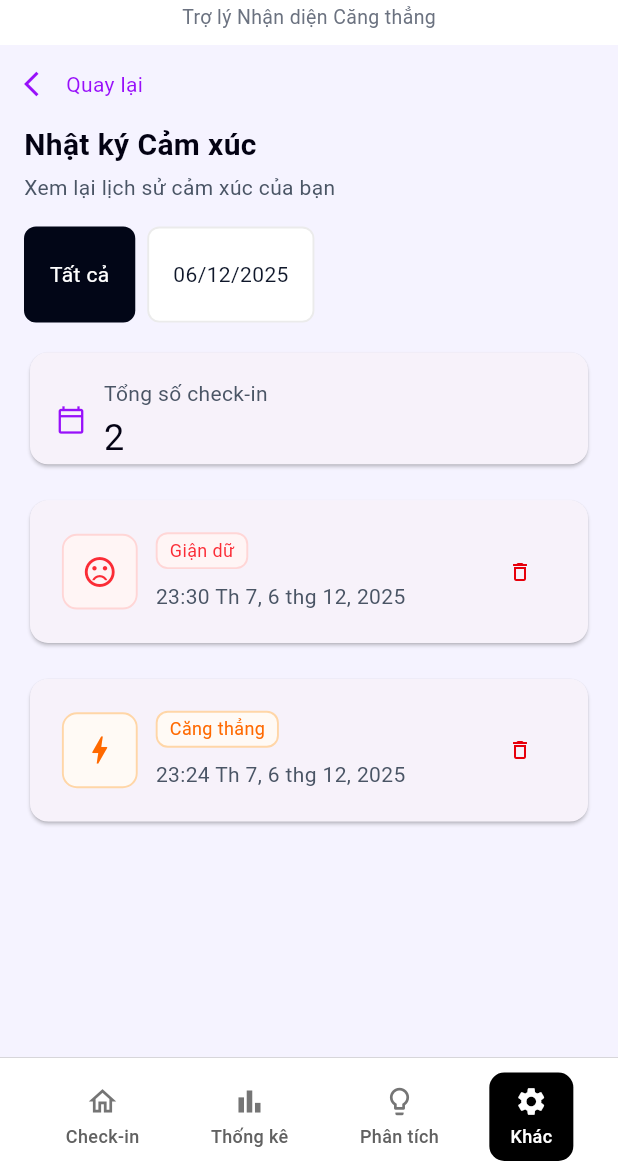
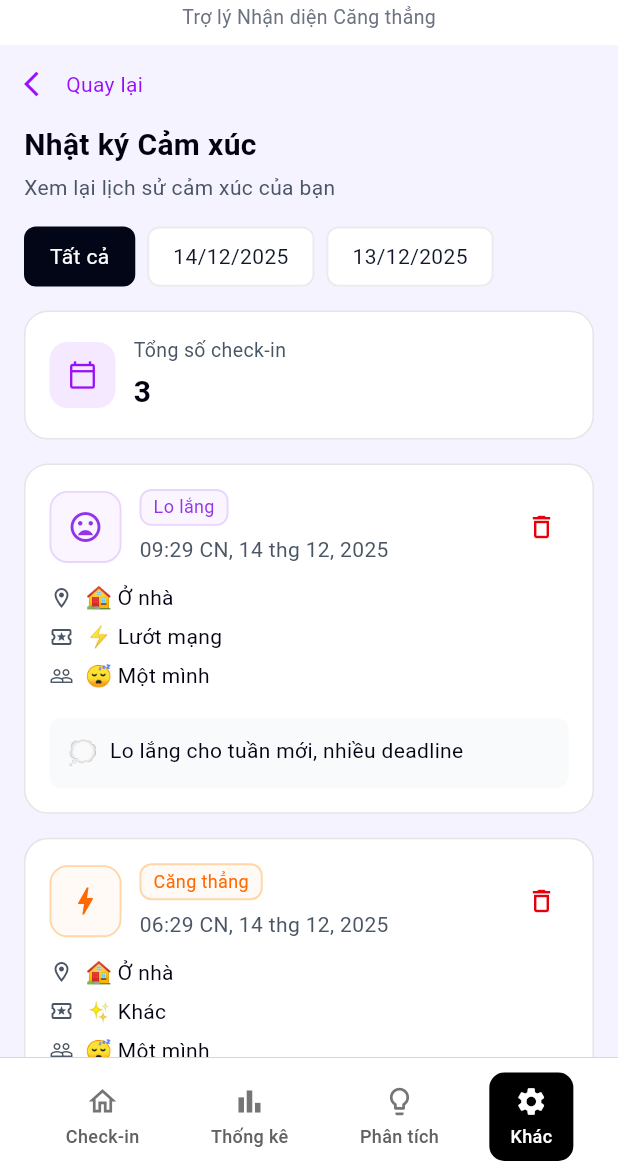
Before and after one commit to TTA0851237295/Mobile_App_CSE441, a Flutter app: the JournalScreen screen opened by its route, on a phone screen of 412 x 824 dp, the part 60-1236 px from its top. Run offline on Flutter 3.47's test engine with Material 3 defaults, Android fonts, the phone set to English and light mode, and no system bars; our stand-ins replace fl_chart.

Commit message:
[Fix] Fix design Journal Screen

```diff
--- a/lib/main.dart
+++ b/lib/main.dart
@@ -2,8 +2,6 @@ import 'package:flutter/material.dart';
 // import 'package:provider/provider.dart'; // TODO: Uncomment when using MultiProvider
 import 'screens/user/journal_screen.dart';
 import 'screens/user/more_screen.dart';
-import '/screens/user/insight.dart';
-import '/screens/user/dashboard_screen.dart';
 import '/widgets/app_shell.dart';
 
 
--- a/lib/models/check_in.dart
+++ b/lib/models/check_in.dart
@@ -7,6 +7,9 @@ class CheckIn {
   final DateTime timestamp;
   final String? note;
   final List<String>? tags;
+  final String? location;
+  final String? activity;
+  final String? people;
 
   CheckIn({
     required this.id,
@@ -15,6 +18,9 @@ class CheckIn {
     required this.timestamp,
     this.note,
     this.tags,
+    this.location,
+    this.activity,
+    this.people,
   });
 
   factory CheckIn.fromJson(Map<String, dynamic> json) {
@@ -25,6 +31,9 @@ class CheckIn {
       timestamp: DateTime.parse(json['timestamp']),
       note: json['note'],
       tags: json['tags'] != null ? List<String>.from(json['tags']) : null,
+      location: json['location'],
+      activity: json['activity'],
+      people: json['people'],
     );
   }
 
@@ -36,12 +45,24 @@ class CheckIn {
       'timestamp': timestamp.toIso8601String(),
       'note': note,
       'tags': tags,
+      'location': location,
+      'activity': activity,
+      'people': people,
     };
   }
 
   // Helper để lấy màu theo cảm xúc
   static EmotionStyle getEmotionStyle(String emotion) {
     switch (emotion.toLowerCase()) {
+      case 'lo lắng':
+      case 'anxious':
+      case 'worried':
+        return EmotionStyle(
+          label: 'Lo lắng',
+          color: const Color(0xFF9333EA),
+          backgroundColor: const Color(0xFFFAF5FF),
+          borderColor: const Color(0xFFE9D5FF),
+        );
       case 'giận dữ':
       case 'angry':
         return EmotionStyle(
@@ -60,8 +81,9 @@ class CheckIn {
         );
       case 'vui vẻ':
       case 'happy':
+      case 'hạnh phúc':
         return EmotionStyle(
-          label: 'Vui vẻ',
+          label: 'Hạnh phúc',
           color: const Color(0xFF10B981),
           backgroundColor: const Color(0xFFF0FDF4),
           borderColor: const Color(0xFFBBF7D0),
--- a/lib/screens/user/journal_screen.dart
+++ b/lib/screens/user/journal_screen.dart
@@ -23,14 +23,32 @@ class _JournalScreenState extends State<JournalScreen> {
     CheckIn(
       id: '1',
       userId: 'user1',
-      emotion: 'Giận dữ',
-      timestamp: DateTime(2025, 12, 6, 23, 30),
+      emotion: 'Lo lắng',
+      timestamp: DateTime(2025, 12, 14, 9, 29),
+      location: '🏠 Ở nhà',
+      activity: '⚡ Lướt mạng',
+      people: '😴 Một mình',
+      note: 'Lo lắng cho tuần mới, nhiều deadline',
     ),
     CheckIn(
       id: '2',
       userId: 'user1',
       emotion: 'Căng thẳng',
-      timestamp: DateTime(2025, 12, 6, 23, 24),
+      timestamp: DateTime(2025, 12, 14, 6, 29),
+      location: '🏠 Ở nhà',
+      activity: '✨ Khác',
+      people: '😴 Một mình',
+      note: 'Suy nghĩ về công việc tuần tới',
+    ),
+    CheckIn(
+      id: '3',
+      userId: 'user1',
+      emotion: 'Hạnh phúc',
+      timestamp: DateTime(2025, 12, 13, 7, 29),
+      location: '🌳 Ngoài trời',
+      activity: '🏃 Tập thể dục',
+      people: '👫 Bạn bè',
+      note: 'Chạy bộ với bạn bè, vui về',
     ),
   ];
 
@@ -150,7 +168,7 @@ class _JournalScreenState extends State<JournalScreen> {
 
   Widget _buildDateFilter() {
     return SizedBox(
-      height: 64,
+      height: 40,
       child: ListView.separated(
         controller: _scrollController,
         scrollDirection: Axis.horizontal,
@@ -237,21 +255,32 @@ class _JournalScreenState extends State<JournalScreen> {
   Widget _buildCheckInCard(CheckIn checkIn) {
     final emotionStyle = CheckIn.getEmotionStyle(checkIn.emotion);
 
-    return Card(
-      child: Padding(
-        padding: const EdgeInsets.all(21.271),
-        child: Row(
+    return Container(
+      padding: const EdgeInsets.all(16),
+      decoration: BoxDecoration(
+        color: Colors.white,
+        borderRadius: BorderRadius.circular(16),
+        border: Border.all(
+          color: const Color(0x1A000000),
+          width: 1,
+        ),
+      ),
+      child: Column(
+        crossAxisAlignment: CrossAxisAlignment.start,
+        children: [
+          // Header Row
+          Row(
             children: [
               // Emotion Icon Container
               Container(
-              width: 50.529,
-              height: 50.529,
+                width: 48,
+                height: 48,
                 decoration: BoxDecoration(
                   color: emotionStyle.backgroundColor,
-                borderRadius: BorderRadius.circular(10),
+                  borderRadius: BorderRadius.circular(12),
                   border: Border.all(
                     color: emotionStyle.borderColor,
-                  width: 1.275,
+                    width: 1.25,
                   ),
                 ),
                 child: Icon(
@@ -273,7 +302,7 @@ class _JournalScreenState extends State<JournalScreen> {
                       backgroundColor: emotionStyle.backgroundColor,
                       borderColor: emotionStyle.borderColor,
                     ),
-                  const SizedBox(height: 8),
+                    const SizedBox(height: 6),
                     Text(
                       Helpers.formatDateTime(checkIn.timestamp),
                       style: const TextStyle(
@@ -288,37 +317,124 @@ class _JournalScreenState extends State<JournalScreen> {
               ),
 
               // Delete Button
-            IconButton(
+              Container(
+                width: 36,
+                height: 36,
+                decoration: BoxDecoration(
+                  borderRadius: BorderRadius.circular(10),
+                ),
+                child: IconButton(
                   onPressed: () => _showDeleteDialog(checkIn),
+                  padding: EdgeInsets.zero,
                   icon: const Icon(
                     Icons.delete_outline,
-                size: 16,
+                    size: 20,
                     color: Color(0xFFE7000B),
+                  ),
                 ),
               ),
             ],
           ),
+
+          // Context Info (location, activity, people)
+          if (checkIn.location != null || checkIn.activity != null || checkIn.people != null) ...[
+            const SizedBox(height: 12),
+            if (checkIn.location != null)
+              _buildContextRow(Icons.location_on_outlined, checkIn.location!),
+            if (checkIn.activity != null)
+              _buildContextRow(Icons.local_activity_outlined, checkIn.activity!),
+            if (checkIn.people != null)
+              _buildContextRow(Icons.people_outline, checkIn.people!),
+          ],
+
+          // Note
+          if (checkIn.note != null && checkIn.note!.isNotEmpty) ...[
+            const SizedBox(height: 12),
+            Container(
+              padding: const EdgeInsets.all(12),
+              decoration: BoxDecoration(
+                color: const Color(0xFFF9FAFB),
+                borderRadius: BorderRadius.circular(8),
+              ),
+              child: Row(
+                crossAxisAlignment: CrossAxisAlignment.start,
+                children: [
+                  const Text(
+                    '💭',
+                    style: TextStyle(
+                      fontSize: 16,
+                    ),
+                  ),
+                  const SizedBox(width: 8),
+                  Expanded(
+                    child: Text(
+                      checkIn.note!,
+                      style: const TextStyle(
+                        fontSize: 14,
+                        fontWeight: FontWeight.w400,
+                        color: AppConfig.textPrimary,
+                        height: 1.43,
+                      ),
+                    ),
+                  ),
+                ],
+              ),
+            ),
+          ],
+        ],
+      ),
+    );
+  }
+
+  Widget _buildContextRow(IconData icon, String text) {
+    return Padding(
+      padding: const EdgeInsets.only(bottom: 6),
+      child: Row(
+        children: [
+          Icon(
+            icon,
+            size: 16,
+            color: AppConfig.textSecondary,
+          ),
+          const SizedBox(width: 8),
+          Expanded(
+            child: Text(
+              text,
+              style: const TextStyle(
+                fontSize: 14,
+                fontWeight: FontWeight.w400,
+                color: AppConfig.textPrimary,
+                height: 1.43,
+              ),
+            ),
+          ),
+        ],
       ),
     );
   }
 
   IconData _getEmotionIcon(String emotion) {
     switch (emotion.toLowerCase()) {
+      case 'lo lắng':
+      case 'anxious':
+      case 'worried':
+        return Icons.mood_bad; // Mặt buồn/lo lắng
       case 'giận dữ':
       case 'angry':
-        return Icons.sentiment_very_dissatisfied;
+        return Icons.sentiment_very_dissatisfied; // Mặt rất tức giận
       case 'căng thẳng':
       case 'stressed':
-        return Icons.bolt;
+        return Icons.bolt; // Tia chớp
       case 'vui vẻ':
       case 'happy':
-        return Icons.sentiment_very_satisfied;
+      case 'hạnh phúc':
+        return Icons.mood; // Mặt cười rộng (mood icon)
       case 'bình thường':
       case 'neutral':
-        return Icons.sentiment_neutral;
+        return Icons.sentiment_neutral; // Mặt bình thường
       case 'buồn':
       case 'sad':
-        return Icons.sentiment_dissatisfied;
+        return Icons.sentiment_dissatisfied; // Mặt buồn
       default:
         return Icons.circle;
     }
--- a/lib/widgets/app_shell.dart
+++ b/lib/widgets/app_shell.dart
@@ -1,5 +1,4 @@
 import 'package:flutter/material.dart';
-import 'package:mobile_app_btl/screens/user/journal_screen.dart';
 import 'custom_app_bar.dart';
 import 'custom_bottom_nav.dart';
 import '/screens/user/insight.dart';
--- a/lib/widgets/stat_card.dart
+++ b/lib/widgets/stat_card.dart
@@ -17,20 +17,30 @@ class StatCard extends StatelessWidget {
 
   @override
   Widget build(BuildContext context) {
-    return Card(
-      child: Padding(
-        padding: const EdgeInsets.only(
-          left: 17.268,
-          top: 17.268,
-          right: 1.275,
-          bottom: 1.275,
+    return Container(
+      padding: const EdgeInsets.all(16),
+      decoration: BoxDecoration(
+        color: Colors.white,
+        borderRadius: BorderRadius.circular(16),
+        border: Border.all(
+          color: const Color(0x1A000000),
+          width: 1,
+        ),
       ),
       child: Row(
         children: [
-            Icon(
+          Container(
+            width: 44,
+            height: 44,
+            decoration: BoxDecoration(
+              color: const Color(0xFFF5E9FF),
+              borderRadius: BorderRadius.circular(12),
+            ),
+            child: Icon(
               icon,
               size: 20,
               color: iconColor,
+            ),
           ),
           const SizedBox(width: 12),
           Expanded(
@@ -41,20 +51,18 @@ class StatCard extends StatelessWidget {
                 Text(
                   label,
                   style: const TextStyle(
-                      fontSize: 14,
+                    fontSize: 13,
                     fontWeight: FontWeight.w400,
                     color: AppConfig.textSecondary,
-                      height: 1.43,
                   ),
                 ),
                 const SizedBox(height: 4),
                 Text(
                   value,
                   style: const TextStyle(
-                      fontSize: 24,
-                      fontWeight: FontWeight.w400,
+                    fontSize: 20,
+                    fontWeight: FontWeight.w600,
                     color: AppConfig.textPrimary,
-                      height: 1.33,
                   ),
                 ),
               ],
@@ -62,7 +70,6 @@ class StatCard extends StatelessWidget {
           ),
         ],
       ),
-      ),
     );
   }
 }
```
Also changed, not shown: pubspec.lock. Lines whose indentation alone changed are shown as unchanged.
